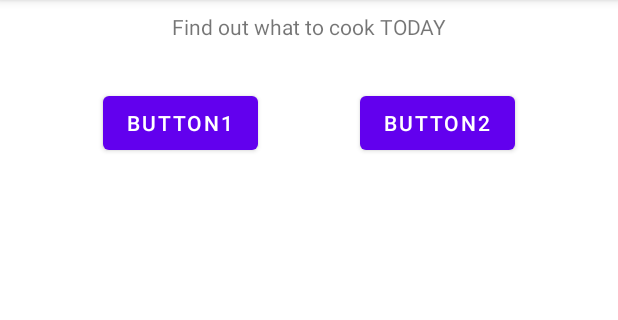
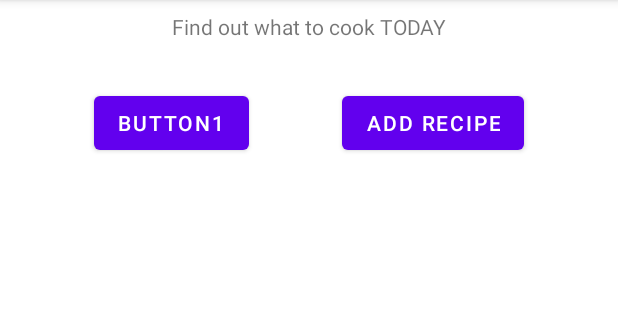
Before and after one commit to balejol/DahCooker-App, an Android app: the MainActivity screen opened directly, with no data from a screen before it, on a phone screen of 412 x 824 dp, the part 84-404 px from its top. Run offline under Robolectric (Android 15) with nearby library versions, the phone set to English and light mode, and no system bars.

Commit message:
Login + Login Design + Add Recipes

```diff
--- a/app/src/main/java/com/example/foodapplication/MainActivity.java
+++ b/app/src/main/java/com/example/foodapplication/MainActivity.java
@@ -1,13 +1,27 @@
 package com.example.foodapplication;
 
 import androidx.appcompat.app.AppCompatActivity;
-
+import android.content.Intent;
 import android.os.Bundle;
+import android.view.View;
+import android.widget.Button;
 
 public class MainActivity extends AppCompatActivity {
+
+    Button button2;
+
     @Override
     protected void onCreate(Bundle savedInstanceState) {
         super.onCreate(savedInstanceState);
         setContentView(R.layout.activity_main);
+
+        button2 = findViewById(R.id.button2);
+        button2.setOnClickListener(new View.OnClickListener() {
+            @Override
+            public void onClick(View view) {
+                Intent intent = new Intent(MainActivity.this, RecipesPage.class);
+                startActivity(intent);
+            }
+        });
     }
 }
--- a/app/src/main/res/layout/activity_main.xml
+++ b/app/src/main/res/layout/activity_main.xml
@@ -34,7 +34,7 @@
         android:id="@+id/button2"
         android:layout_width="wrap_content"
         android:layout_height="wrap_content"
-        android:text="Button2"
+        android:text="Add Recipe"
         android:layout_marginTop="58dp"
         app:layout_constraintStart_toEndOf="@+id/button"
         app:layout_constraintEnd_toEndOf="parent"
```
Also changed, not shown: app/src/main/AndroidManifest.xml (+15 -0 lines).
